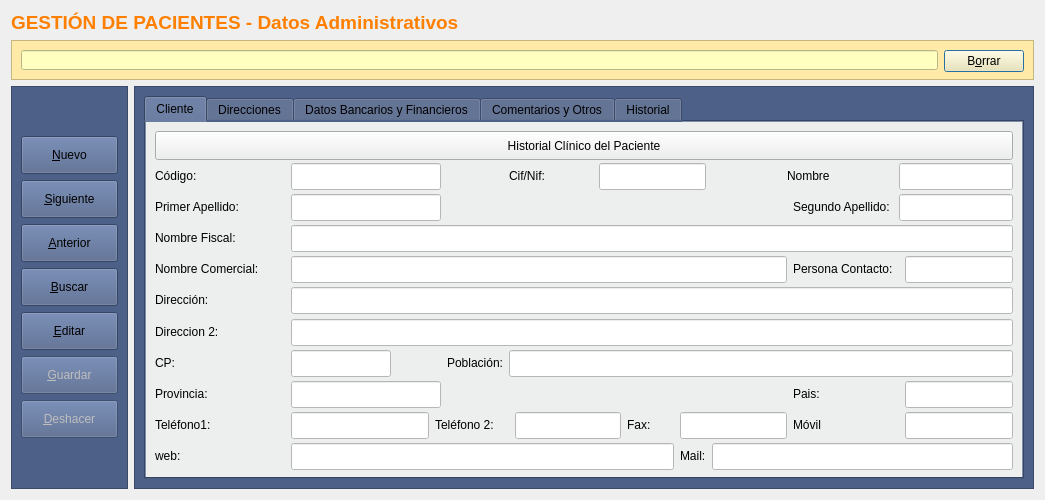
This is Zona_Pacientes/frmClientes.ui in arcnexus/RedFoX as Qt 5 draws it before an edit. The edited form follows.
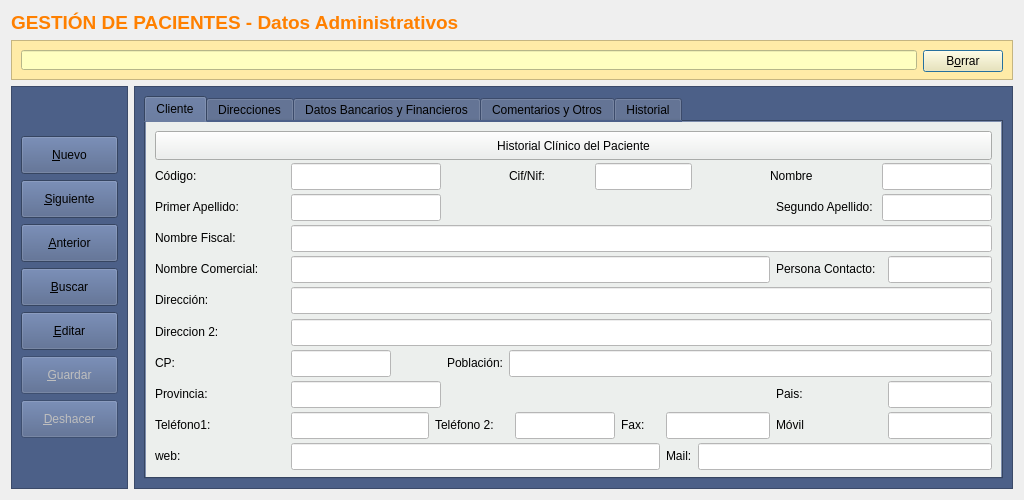
This is the edited form. Icons and pictures are not drawn.

Commit message: Arreglado insertar nuevo cliente

The edit to the form file:
```diff
--- a/Zona_Pacientes/frmClientes.ui
+++ b/Zona_Pacientes/frmClientes.ui
@@ -9,7 +9,7 @@
    <rect>
     <x>0</x>
     <y>0</y>
-    <width>1045</width>
+    <width>1024</width>
     <height>500</height>
    </rect>
   </property>
@@ -41,7 +41,7 @@
   <property name="modal">
    <bool>true</bool>
   </property>
-  <layout class="QGridLayout" name="gridLayout_23">
+  <layout class="QGridLayout" name="gridLayout_3">
    <item row="0" column="0" colspan="2">
     <widget class="QLabel" name="label_40">
      <property name="text">
@@ -756,11 +756,11 @@
       <property name="frameShadow">
        <enum>QFrame::Raised</enum>
       </property>
-      <layout class="QGridLayout" name="gridLayout_3">
-       <item row="0" column="0">
+      <layout class="QVBoxLayout" name="verticalLayout">
+       <item>
         <widget class="QTabWidget" name="tabWidget">
          <property name="sizePolicy">
-          <sizepolicy hsizetype="Maximum" vsizetype="Expanding">
+          <sizepolicy hsizetype="Expanding" vsizetype="Expanding">
            <horstretch>1</horstretch>
            <verstretch>0</verstretch>
           </sizepolicy>
```
Left out of the diff: 73 changed lines with no effect on the pictures. The commit also changes 2 other files.
